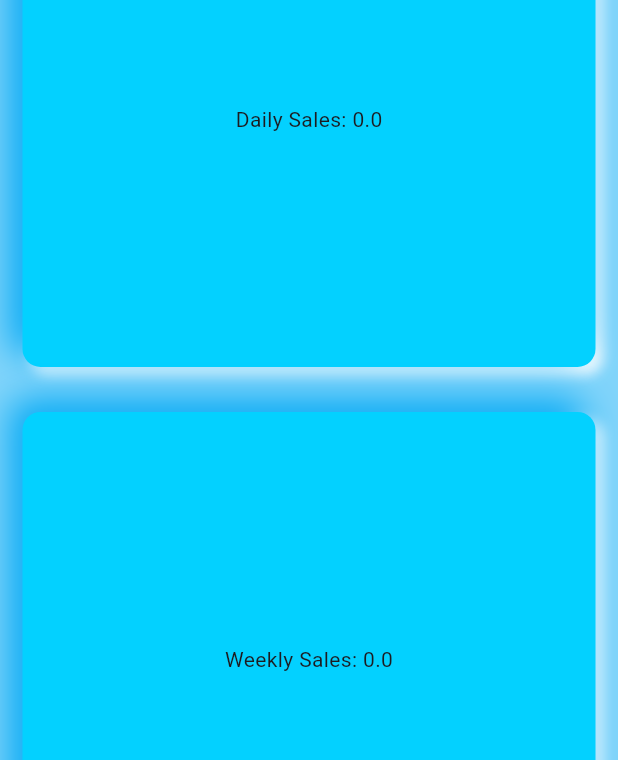
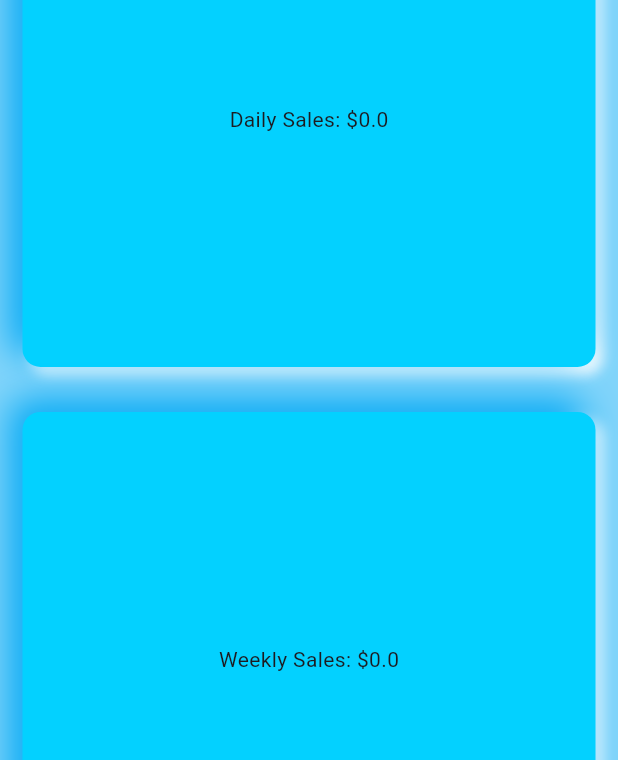
Before and after one commit to Muhammad-Arham383/Point_of_sales-Project-, a Flutter app: the Dashboard screen opened directly, on a phone screen of 412 x 824 dp. Shown: the part 234-994 px from the top of the screen. Run offline on Flutter 3.47's test engine with Material 3 defaults, Android fonts, the phone set to English and light mode, and no system bars; our stand-ins replace animated_text_kit, bloc, cloud_firestore, firebase_auth, firebase_core, flutter_bloc and 2 more; accounts and stored records are empty; network calls fail.

Commit message:
full commit

```diff
--- a/lib/bloc/bloc/sales_bloc.dart
+++ b/lib/bloc/bloc/sales_bloc.dart
@@ -32,7 +32,7 @@ class ReportBloc extends Bloc<ReportEvent, ReportState> {
       try {
         DateTime today = DateTime.now();
         DateTime start = today.subtract(Duration(days: today.weekday - 1));
-        DateTime end = start.add(Duration(days: 7));
+        DateTime end = start.add(const Duration(days: 7));
 
         List<Transactions> transactions = await firestoreService
             .fetchTransactionsByDateRange(start, end, event.uid);
--- a/lib/screens/dashboard.dart
+++ b/lib/screens/dashboard.dart
@@ -156,7 +156,7 @@ class _DashboardState extends State<Dashboard> {
                       width: width * 0.4,
                       height: height * 0.4,
                       child: Center(
-                          child: Text('Daily Sales: ${state.totalAmount}')),
+                          child: Text('Daily Sales: \$${state.totalAmount}')),
                     ),
                   ),
                   Padding(
@@ -180,7 +180,7 @@ class _DashboardState extends State<Dashboard> {
                       width: width * 0.4,
                       height: height * 0.4,
                       child: Center(
-                        child: Text('Weekly Sales: ${state.totalAmount}'),
+                        child: Text('Weekly Sales: \$${state.totalAmount}'),
                       ),
                     ),
                   ),
```
